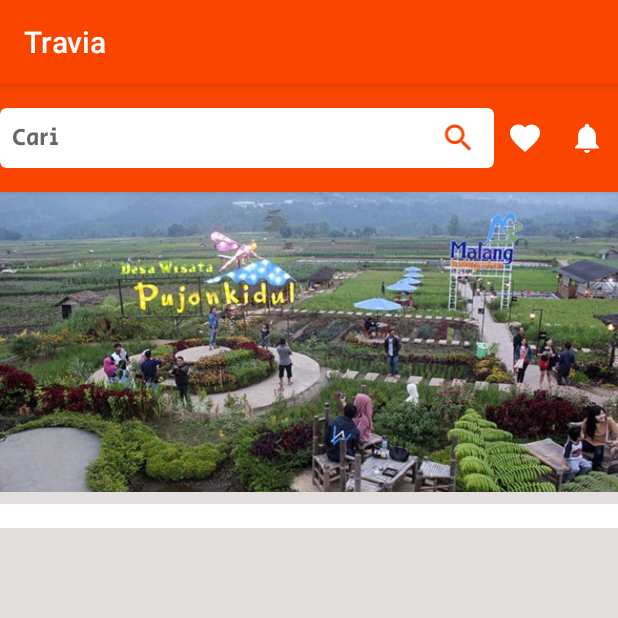
After one commit to arifmh18/travia, an Android app: the fragment HomeFragment shown on its own in the app's theme, on a phone screen of 412 x 824 dp, the top half of it. The commit adds this screen. Run offline under Robolectric (Android 15) with nearby library versions, the phone set to English and light mode, and no system bars.

Commit message:
add HomeFragment.kt, add custom toolbar

```diff
--- a/app/build.gradle
+++ b/app/build.gradle
@@ -37,6 +37,7 @@
     implementation 'androidx.constraintlayout:constraintlayout:2.0.0'
     implementation 'androidx.recyclerview:recyclerview:1.1.0'
     implementation 'com.google.android.material:material:1.2.0'
+    implementation 'androidx.legacy:legacy-support-v4:1.0.0'
     testImplementation 'junit:junit:4.13'
     androidTestImplementation 'androidx.test.ext:junit:1.1.1'
     androidTestImplementation 'androidx.test.espresso:espresso-core:3.2.0'
--- /dev/null
+++ b/app/src/main/java/com/travia/HomeFragment.kt
@@ -0,0 +1,27 @@
+package com.travia
+
+import android.os.Bundle
+import androidx.fragment.app.Fragment
+import android.view.LayoutInflater
+import android.view.View
+import android.view.ViewGroup
+
+class HomeFragment : Fragment() {
+
+    override fun onCreate(savedInstanceState: Bundle?) {
+        super.onCreate(savedInstanceState)
+
+    }
+
+    override fun onCreateView(
+        inflater: LayoutInflater, container: ViewGroup?,
+        savedInstanceState: Bundle?
+    ): View? {
+        // Inflate the layout for this fragment
+        return inflater.inflate(R.layout.fragment_home, container, false)
+    }
+
+    companion object {
+        var TAG = HomeFragment::class.java.simpleName
+    }
+}
--- /dev/null
+++ b/app/src/main/res/drawable/ic_baseline_favorite_24.xml
@@ -0,0 +1,5 @@
+<vector android:height="24dp" android:tint="#FFFFFF"
+    android:viewportHeight="24" android:viewportWidth="24"
+    android:width="24dp" xmlns:android="http://schemas.android.com/apk/res/android">
+    <path android:fillColor="@android:color/white" android:pathData="M12,21.35l-1.45,-1.32C5.4,15.36 2,12.28 2,8.5 2,5.42 4.42,3 7.5,3c1.74,0 3.41,0.81 4.5,2.09C13.09,3.81 14.76,3 16.5,3 19.58,3 22,5.42 22,8.5c0,3.78 -3.4,6.86 -8.55,11.54L12,21.35z"/>
+</vector>
--- /dev/null
+++ b/app/src/main/res/drawable/ic_baseline_notifications_24.xml
@@ -0,0 +1,5 @@
+<vector android:height="24dp" android:tint="#FFFFFF"
+    android:viewportHeight="24" android:viewportWidth="24"
+    android:width="24dp" xmlns:android="http://schemas.android.com/apk/res/android">
+    <path android:fillColor="@android:color/white" android:pathData="M12,22c1.1,0 2,-0.9 2,-2h-4c0,1.1 0.89,2 2,2zM18,16v-5c0,-3.07 -1.64,-5.64 -4.5,-6.32L13.5,4c0,-0.83 -0.67,-1.5 -1.5,-1.5s-1.5,0.67 -1.5,1.5v0.68C7.63,5.36 6,7.92 6,11v5l-2,2v1h16v-1l-2,-2z"/>
+</vector>
--- /dev/null
+++ b/app/src/main/res/drawable/ic_baseline_search_24.xml
@@ -0,0 +1,5 @@
+<vector android:height="24dp" android:tint="#FA4501"
+    android:viewportHeight="24" android:viewportWidth="24"
+    android:width="24dp" xmlns:android="http://schemas.android.com/apk/res/android">
+    <path android:fillColor="@android:color/white" android:pathData="M15.5,14h-0.79l-0.28,-0.27C15.41,12.59 16,11.11 16,9.5 16,5.91 13.09,3 9.5,3S3,5.91 3,9.5 5.91,16 9.5,16c1.61,0 3.09,-0.59 4.23,-1.57l0.27,0.28v0.79l5,4.99L20.49,19l-4.99,-5zM9.5,14C7.01,14 5,11.99 5,9.5S7.01,5 9.5,5 14,7.01 14,9.5 11.99,14 9.5,14z"/>
+</vector>
--- /dev/null
+++ b/app/src/main/res/layout/fragment_home.xml
@@ -0,0 +1,115 @@
+<?xml version="1.0" encoding="utf-8"?>
+<androidx.coordinatorlayout.widget.CoordinatorLayout xmlns:android="http://schemas.android.com/apk/res/android"
+    xmlns:tools="http://schemas.android.com/tools"
+    android:layout_width="match_parent"
+    android:layout_height="match_parent"
+    android:background="@color/colorGrey2"
+    xmlns:app="http://schemas.android.com/apk/res-auto"
+    tools:context=".HomeFragment">
+
+    <com.google.android.material.appbar.AppBarLayout
+        android:layout_width="match_parent"
+        android:layout_height="wrap_content">
+
+        <androidx.appcompat.widget.Toolbar
+            android:layout_width="match_parent"
+            android:layout_height="wrap_content"
+            android:padding="16dp"
+            app:contentInsetEnd="0dp"
+            app:contentInsetStart="0dp">
+
+            <LinearLayout
+                android:layout_width="match_parent"
+                android:layout_height="wrap_content"
+                android:orientation="horizontal"
+                android:weightSum="10">
+
+                <androidx.cardview.widget.CardView
+                    android:layout_width="0dp"
+                    android:layout_height="wrap_content"
+                    android:layout_weight="8"
+                    app:cardCornerRadius="4dp"
+                    app:cardElevation="0dp">
+
+                    <LinearLayout
+                        android:layout_width="match_parent"
+                        android:layout_height="wrap_content"
+                        android:orientation="horizontal"
+                        android:padding="8dp"
+                        android:weightSum="10">
+
+                        <EditText
+                            android:layout_width="0dp"
+                            android:layout_height="wrap_content"
+                            android:layout_weight="9"
+                            android:hint="Cari"
+                            android:textSize="16sp"
+                            android:textAppearance="@style/LoginTitle"
+                            android:background="@null"/>
+
+                        <ImageView
+                            android:layout_width="0dp"
+                            android:layout_height="match_parent"
+                            android:layout_weight="1"
+                            android:src="@drawable/ic_baseline_search_24"/>
+
+                    </LinearLayout>
+
+                </androidx.cardview.widget.CardView>
+
+                <ImageView
+                    android:layout_width="0dp"
+                    android:layout_height="match_parent"
+                    android:layout_weight="1"
+                    android:padding="8dp"
+                    android:src="@drawable/ic_baseline_favorite_24"/>
+
+                <ImageView
+                    android:layout_width="0dp"
+                    android:layout_height="match_parent"
+                    android:layout_weight="1"
+                    android:padding="8dp"
+                    android:src="@drawable/ic_baseline_notifications_24"/>
+
+            </LinearLayout>
+
+        </androidx.appcompat.widget.Toolbar>
+
+    </com.google.android.material.appbar.AppBarLayout>
+
+    <androidx.core.widget.NestedScrollView
+        android:layout_width="match_parent"
+        android:layout_height="match_parent"
+        android:fillViewport="true"
+        app:layout_behavior="com.google.android.material.appbar.AppBarLayout$ScrollingViewBehavior">
+
+        <androidx.constraintlayout.widget.ConstraintLayout
+            android:layout_width="match_parent"
+            android:layout_height="match_parent">
+
+            <ImageView
+                android:id="@+id/imageView3"
+                android:layout_width="match_parent"
+                android:layout_height="200dp"
+                android:scaleType="centerCrop"
+                android:src="@drawable/wisata_pujon_kidul"
+                app:layout_constraintEnd_toEndOf="parent"
+                app:layout_constraintStart_toStartOf="parent"
+                app:layout_constraintTop_toTopOf="parent" />
+
+            <RelativeLayout
+                android:layout_width="match_parent"
+                android:layout_height="wrap_content"
+                android:layout_marginTop="8dp"
+                android:background="@android:color/white"
+                android:padding="16dp"
+                android:orientation="vertical"
+                app:layout_constraintEnd_toEndOf="parent"
+                app:layout_constraintStart_toStartOf="parent"
+                app:layout_constraintTop_toBottomOf="@+id/imageView3"/>
+
+        </androidx.constraintlayout.widget.ConstraintLayout>
+
+    </androidx.core.widget.NestedScrollView>
+
+</androidx.coordinatorlayout.widget.CoordinatorLayout>
--- a/app/src/main/res/values/colors.xml
+++ b/app/src/main/res/values/colors.xml
@@ -6,6 +6,7 @@
 
     <color name="colorWhiteDarker">#FDF8F8</color>
     <color name="colorGrey">#897E7E</color>
+    <color name="colorGrey2">#E3DFDF</color>
 
 
 </resources>
--- a/app/src/main/res/values/strings.xml
+++ b/app/src/main/res/values/strings.xml
@@ -1,3 +1,5 @@
 <resources>
     <string name="app_name">Travia</string>
+    <!-- TODO: Remove or change this placeholder text -->
+    <string name="hello_blank_fragment">Hello blank fragment</string>
 </resources>
```
Also changed, not shown: app/src/main/res/drawable/wisata_pujon_kidul.jpg (added).
